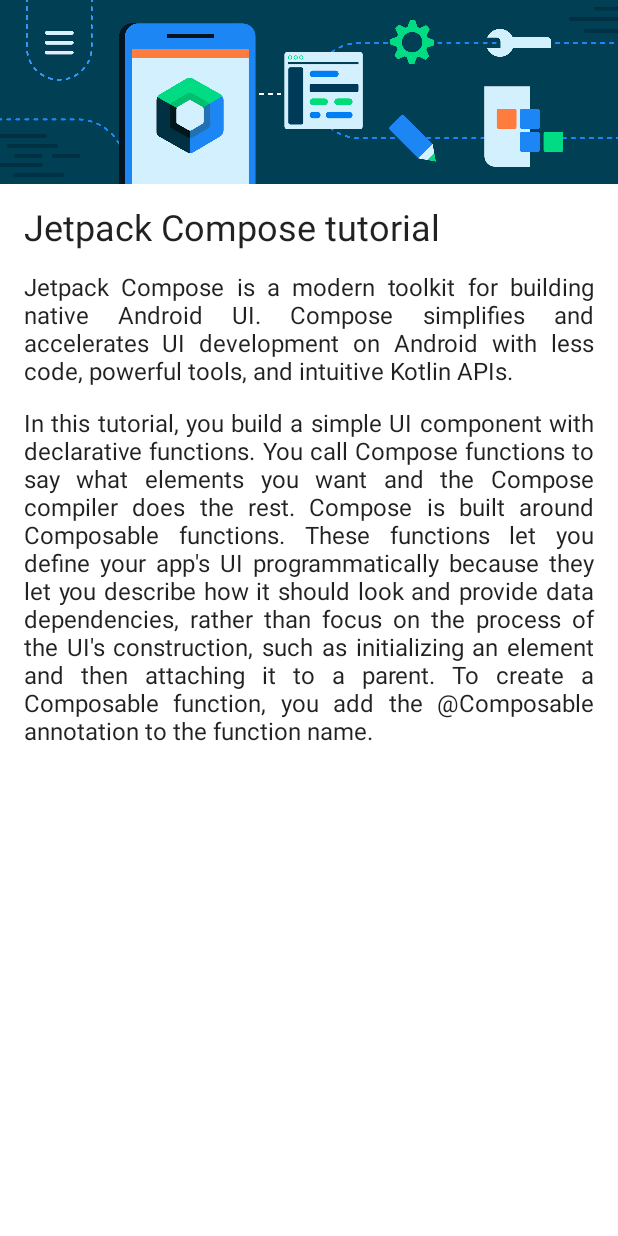
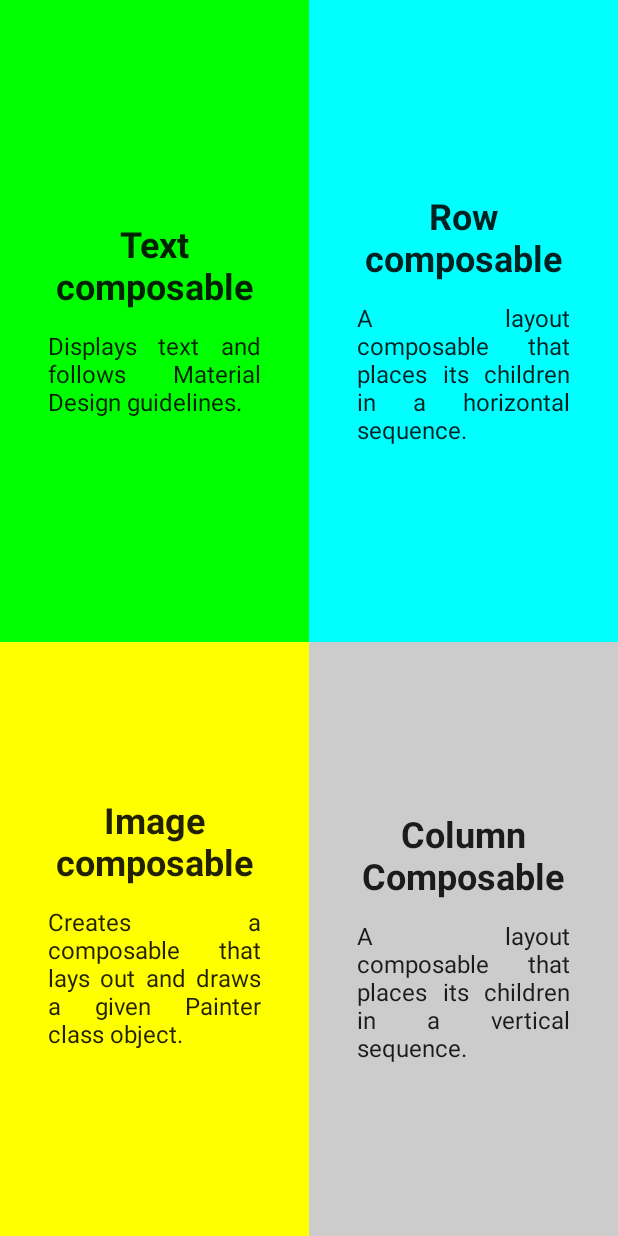
Before and after one commit to holden1999/kotlin_tutorial, an Android app built with Jetpack Compose: the @Preview function BirthdayCardPreview, on a phone screen of 412 x 824 dp. Run offline under Robolectric (Android 15) with nearby library versions, the phone set to English and light mode, and no system bars.

```diff
--- a/app/src/main/java/com/holden/happybirthdaytheme/MainActivity.kt
+++ b/app/src/main/java/com/holden/happybirthdaytheme/MainActivity.kt
@@ -3,7 +3,7 @@ package com.holden.happybirthdaytheme
 import android.os.Bundle
 import androidx.activity.ComponentActivity
 import androidx.activity.compose.setContent
-import androidx.compose.foundation.Image
+import androidx.compose.foundation.background
 import androidx.compose.foundation.layout.*
 import androidx.compose.material.MaterialTheme
 import androidx.compose.material.Surface
@@ -11,9 +11,8 @@ import androidx.compose.material.Text
 import androidx.compose.runtime.Composable
 import androidx.compose.ui.Alignment
 import androidx.compose.ui.Modifier
-import androidx.compose.ui.layout.ContentScale
-import androidx.compose.ui.res.painterResource
-import androidx.compose.ui.res.stringResource
+import androidx.compose.ui.graphics.Color
+import androidx.compose.ui.text.font.FontWeight
 import androidx.compose.ui.text.style.TextAlign
 import androidx.compose.ui.tooling.preview.Preview
 import androidx.compose.ui.unit.dp
@@ -27,7 +26,7 @@ class MainActivity : ComponentActivity() {
             HappyBirthdayTheme {
                 // A surface container using the 'background' color from the theme
                 Surface(color = MaterialTheme.colors.background) {
-                    BirthdayGreetingWithImage(stringResource(R.string.header), stringResource(R.string.body1), stringResource(R.string.body2))
+                    ImageDisplay("Text composable", "Nice work!","Image composable","Creates a composable that lays out and draws a given Painter class object.\n")
                 }
             }
         }
@@ -35,53 +34,146 @@ class MainActivity : ComponentActivity() {
 }
 
 @Composable
-fun BirthdayGreetingWithText(header: String, body1: String, body2: String){
-    Column {
+fun TextDisplay(header1: String, body1: String){
+    Column(
+        modifier = Modifier
+            .background(Color.Green)
+            .padding(start = 16.dp, end = 16.dp, top = 16.dp, bottom = 16.dp)
+            .fillMaxHeight(0.5f)
+            .wrapContentHeight(Alignment.CenterVertically)
+    ) {
         Text(
-            text = header,
+            text = header1,
             fontSize = 24.sp,
+            textAlign = TextAlign.Center,
+            fontWeight = FontWeight.Bold,
             modifier = Modifier
+                .padding(bottom = 16.dp)
                 .fillMaxWidth()
-                .wrapContentWidth(Alignment.Start)
-                .padding(start = 16.dp, end = 16.dp, top = 16.dp, bottom = 16.dp)
         )
         Text(
             text = body1,
             textAlign = TextAlign.Justify,
             modifier = Modifier
+                .padding(start = 16.dp, end = 16.dp)
+                .wrapContentWidth(Alignment.CenterHorizontally)
+        )
+    }
+}
+
+@Composable
+fun TextDisplay2(header2: String, body2: String){
+    Column(
+        modifier = Modifier
+            .background(Color.Yellow)
+            .padding(start = 16.dp, end = 16.dp, top = 16.dp, bottom = 16.dp)
+            .fillMaxHeight()
+            .wrapContentHeight(Alignment.CenterVertically)
+    ) {
+        Text(
+            text = header2,
+            fontSize = 24.sp,
+            textAlign = TextAlign.Center,
+            fontWeight = FontWeight.Bold,
+            modifier = Modifier
+                .padding(bottom = 16.dp)
                 .fillMaxWidth()
-                .wrapContentWidth(Alignment.Start)
-                .padding(start = 16.dp, end = 16.dp)
         )
         Text(
             text = body2,
             textAlign = TextAlign.Justify,
             modifier = Modifier
-                .fillMaxWidth()
-                .wrapContentWidth(Alignment.Start)
-                .padding(start = 16.dp, end = 16.dp, top = 16.dp, bottom = 16.dp)
-            )
+                .padding(start = 16.dp, end = 16.dp)
+        )
     }
 }
 
 @Composable
-fun BirthdayGreetingWithImage(header: String, body1: String, body2: String) {
-    val image = painterResource(R.drawable.bg_compose_background)
-    Column{
-        Image(
-            painter = image,
-            contentDescription = null,
+fun TextDisplay3(header1: String, body1: String){
+    Column(
+        modifier = Modifier
+            .background(Color.Cyan)
+            .padding(start = 16.dp, end = 16.dp, top = 16.dp, bottom = 16.dp)
+            .fillMaxHeight(0.5f)
+            .wrapContentHeight(Alignment.CenterVertically)
+    ) {
+        Text(
+            text = header1,
+            fontSize = 24.sp,
+            textAlign = TextAlign.Center,
+            fontWeight = FontWeight.Bold,
             modifier = Modifier
-                .fillMaxWidth(),
+                .padding(bottom = 16.dp)
+                .fillMaxWidth()
         )
-        BirthdayGreetingWithText(header = header, body1 = body1, body2 = body2)
+        Text(
+            text = body1,
+            textAlign = TextAlign.Justify,
+            modifier = Modifier
+                .padding(start = 16.dp, end = 16.dp)
+        )
     }
 }
 
-@Preview(showBackground = false)
+@Composable
+fun TextDisplay4(header2: String, body2: String){
+    Column(
+        modifier = Modifier
+            .background(Color.LightGray)
+            .padding(start = 16.dp, end = 16.dp, top = 16.dp, bottom = 16.dp)
+            .fillMaxHeight()
+            .wrapContentHeight(Alignment.CenterVertically)
+    ) {
+        Text(
+            text = header2,
+            fontSize = 24.sp,
+            textAlign = TextAlign.Center,
+            fontWeight = FontWeight.Bold,
+            modifier = Modifier
+                .padding(bottom = 16.dp)
+                .fillMaxWidth()
+        )
+        Text(
+            text = body2,
+            textAlign = TextAlign.Justify,
+            modifier = Modifier
+                .padding(start = 16.dp, end = 16.dp)
+        )
+    }
+}
+
+@Composable
+fun ImageDisplay(header1: String, body1: String, header2: String, body2: String) {
+    Column(
+        modifier = Modifier
+            .fillMaxWidth(0.5f)
+    ){
+        TextDisplay(header1 = header1, body1 = body1)
+        TextDisplay2(header2 = header2, body2 = body2)
+    }
+}
+
+@Composable
+fun ImageDisplay2(header1: String, body1: String, header2: String, body2: String) {
+    Column(
+        modifier = Modifier
+    ){
+        TextDisplay3(header1 = header1, body1 = body1)
+        TextDisplay4(header2 = header2, body2 = body2)
+    }
+}
+
+@Preview(showBackground = true)
 @Composable
 fun BirthdayCardPreview() {
     HappyBirthdayTheme {
-       BirthdayGreetingWithImage(stringResource(R.string.header), stringResource(R.string.body1), stringResource(R.string.body2))
-    }
+        Row(
+            modifier = Modifier
+                .fillMaxWidth()
+                .fillMaxHeight()
+        ) {
+            ImageDisplay("Text composable","Displays text and follows Material Design guidelines.","Image composable","Creates a composable that lays out and draws a given Painter class object.\n")
+            ImageDisplay2("Row composable","A layout composable that places its children in a horizontal sequence.","Column Composable","A layout composable that places its children in a vertical sequence.")
+        }
+       }
 }
```
Also changed, not shown: app/src/main/res/values/strings.xml (+7 -2 lines), app/src/main/res/drawable-nodpi/ic_task_completed.png (added).
